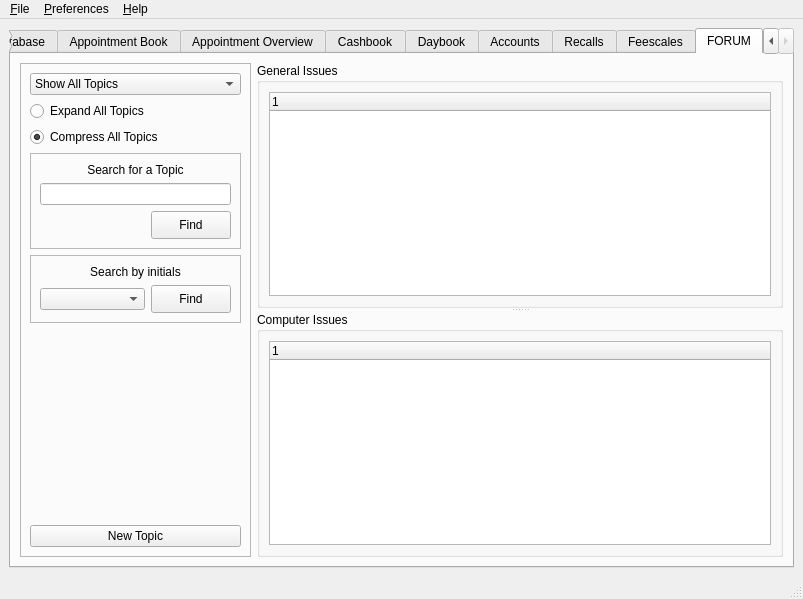
First picture: the form in qt-designer/main.ui, repository rowinggolfer/openmolar1, before the edit.
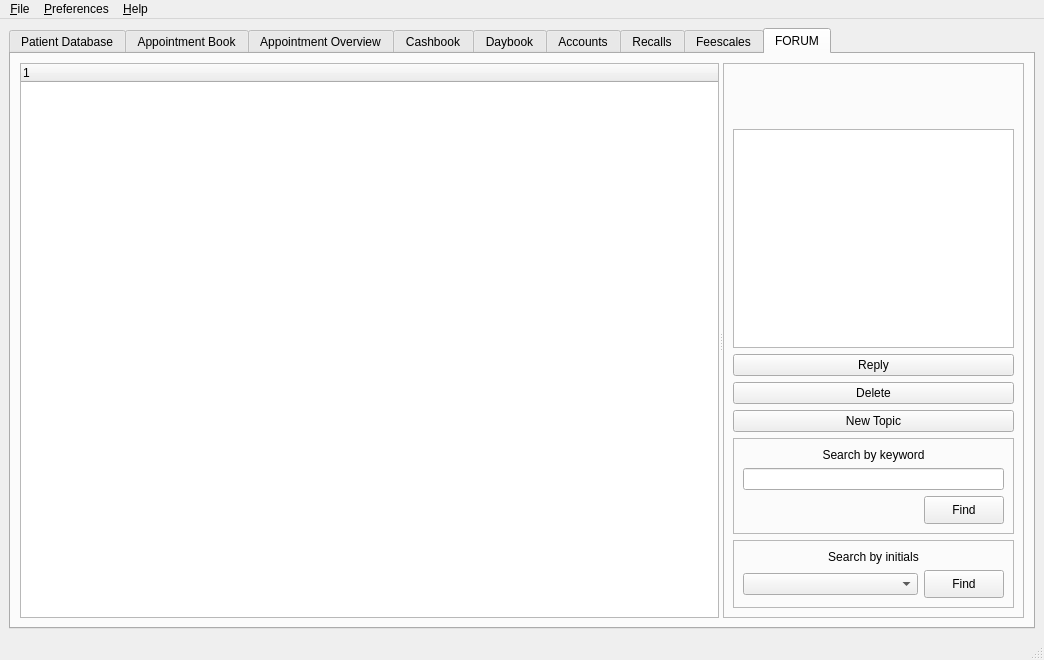
Second picture: the form after the edit. The open tabs and pages were chosen to show the change. Icons and pictures are not drawn.

The edit to the form file:
```diff
--- a/qt-designer/main.ui
+++ b/qt-designer/main.ui
@@ -6,8 +6,8 @@
    <rect>
     <x>0</x>
     <y>0</y>
-    <width>803</width>
-    <height>593</height>
+    <width>1044</width>
+    <height>660</height>
    </rect>
   </property>
   <property name="sizePolicy">
@@ -5311,24 +5311,28 @@
        <attribute name="title">
         <string>FORUM</string>
        </attribute>
-       <layout class="QHBoxLayout" name="horizontalLayout_21">
+       <layout class="QHBoxLayout" name="horizontalLayout_20">
         <item>
-         <widget class="QFrame" name="frame_8">
-          <property name="sizePolicy">
-           <sizepolicy hsizetype="Minimum" vsizetype="Preferred">
-            <horstretch>0</horstretch>
-            <verstretch>0</verstretch>
-           </sizepolicy>
+         <widget class="QSplitter" name="splitter_3">
+          <property name="orientation">
+           <enum>Qt::Horizontal</enum>
           </property>
-          <property name="minimumSize">
-           <size>
-            <width>231</width>
-            <height>0</height>
-           </size>
-          </property>
+          <widget class="QSplitter" name="splitter">
+           <property name="orientation">
+            <enum>Qt::Vertical</enum>
+           </property>
+           <widget class="QTreeWidget" name="forum_treeWidget">
+            <column>
+             <property name="text">
+              <string notr="true">1</string>
+             </property>
+            </column>
+           </widget>
+          </widget>
+          <widget class="QFrame" name="frame_20">
           <property name="maximumSize">
            <size>
-            <width>231</width>
+             <width>301</width>
             <height>16777215</height>
            </size>
           </property>
@@ -5340,36 +5344,55 @@
           </property>
           <layout class="QVBoxLayout" name="verticalLayout_11">
            <item>
-            <widget class="QComboBox" name="chooseFeescale_comboBox_2">
-             <item>
-              <property name="text">
-               <string>Show All Topics</string>
+             <widget class="QLabel" name="forum_label">
+              <property name="minimumSize">
+               <size>
+                <width>0</width>
+                <height>50</height>
+               </size>
               </property>
-             </item>
-             <item>
               <property name="text">
-               <string>My Topics</string>
+               <string/>
               </property>
-             </item>
-            </widget>
-           </item>
-           <item>
-            <widget class="QRadioButton" name="feeExpand_radioButton_2">
-             <property name="text">
-              <string>Expand All Topics</string>
-             </property>
-            </widget>
-           </item>
-           <item>
-            <widget class="QRadioButton" name="feeCompress_radioButton_2">
-             <property name="text">
-              <string>Compress All Topics</string>
-             </property>
-             <property name="checked">
+              <property name="wordWrap">
               <bool>true</bool>
              </property>
             </widget>
            </item>
+            <item>
+             <widget class="QTextBrowser" name="forum_textBrowser">
+              <property name="font">
+               <font>
+                <pointsize>12</pointsize>
+               </font>
+              </property>
+             </widget>
+            </item>
+            <item>
+             <widget class="QPushButton" name="pushButton_4">
+              <property name="text">
+               <string>Reply</string>
+              </property>
+             </widget>
+            </item>
+            <item>
+             <widget class="QPushButton" name="pushButton_5">
+              <property name="text">
+               <string>Delete</string>
+              </property>
+              <property name="icon">
+               <iconset resource="../resources/resources.qrc">
+                <normaloff>:/eraser.png</normaloff>:/eraser.png</iconset>
+              </property>
+             </widget>
+            </item>
+            <item>
+             <widget class="QPushButton" name="forumNewTopic_pushButton">
+              <property name="text">
+               <string>New Topic</string>
+              </property>
+             </widget>
+            </item>
            <item>
             <widget class="QFrame" name="frame_9">
              <property name="frameShape">
@@ -5382,7 +5405,7 @@
               <item row="0" column="0" colspan="2">
                <widget class="QLabel" name="label_36">
                 <property name="text">
-                 <string>Search for a Topic</string>
+                  <string>Search by keyword</string>
                 </property>
                 <property name="alignment">
                  <set>Qt::AlignCenter</set>
@@ -5515,70 +5538,6 @@
              </layout>
             </widget>
            </item>
-           <item>
-            <spacer name="verticalSpacer_9">
-             <property name="orientation">
-              <enum>Qt::Vertical</enum>
-             </property>
-             <property name="sizeHint" stdset="0">
-              <size>
-               <width>20</width>
-               <height>130</height>
-              </size>
-             </property>
-            </spacer>
-           </item>
-           <item>
-            <widget class="QPushButton" name="forumNewTopic_pushButton">
-             <property name="text">
-              <string>New Topic</string>
-             </property>
-            </widget>
-           </item>
-          </layout>
-         </widget>
-        </item>
-        <item>
-         <widget class="QSplitter" name="splitter">
-          <property name="sizePolicy">
-           <sizepolicy hsizetype="Expanding" vsizetype="Expanding">
-            <horstretch>0</horstretch>
-            <verstretch>0</verstretch>
-           </sizepolicy>
-          </property>
-          <property name="orientation">
-           <enum>Qt::Vertical</enum>
-          </property>
-          <widget class="QGroupBox" name="groupBox_14">
-           <property name="title">
-            <string>General Issues</string>
-           </property>
-           <layout class="QHBoxLayout" name="horizontalLayout_20">
-            <item>
-             <widget class="QTreeWidget" name="forum_treeWidget">
-              <column>
-               <property name="text">
-                <string notr="true">1</string>
-               </property>
-              </column>
-             </widget>
-            </item>
-           </layout>
-          </widget>
-          <widget class="QGroupBox" name="groupBox_13">
-           <property name="title">
-            <string>Computer Issues</string>
-           </property>
-           <layout class="QVBoxLayout" name="verticalLayout_17">
-            <item>
-             <widget class="QTreeWidget" name="OM_forum_treeWidget">
-              <column>
-               <property name="text">
-                <string notr="true">1</string>
-               </property>
-              </column>
-             </widget>
-            </item>
            </layout>
           </widget>
          </widget>
@@ -5594,7 +5553,7 @@
     <rect>
      <x>0</x>
      <y>0</y>
-     <width>803</width>
+     <width>1044</width>
      <height>23</height>
     </rect>
    </property>
```
Left out of the diff: 22 changed lines with no effect on the pictures. Lines whose indentation alone changed are shown as unchanged.
